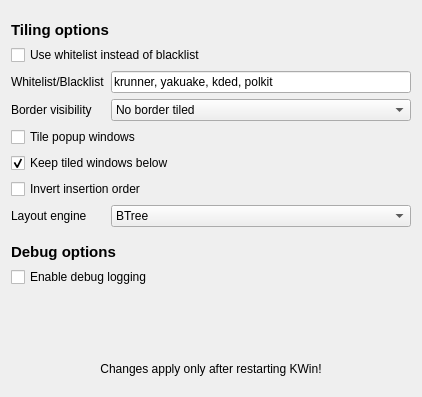
Before: the Qt Designer form res/config.ui in zeroxoneafour/polonium, drawn with Qt 5.
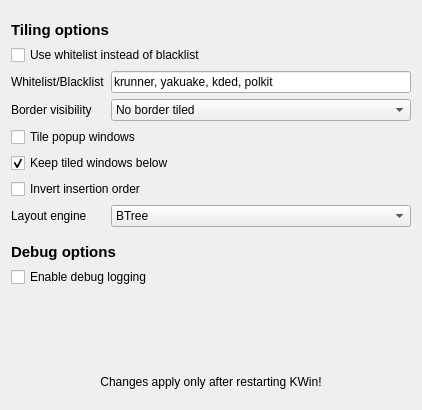
After: the same form once the commit is applied.

Commit message: add new options to engines

Diff of the .ui file:
```diff
--- a/res/config.ui
+++ b/res/config.ui
@@ -7,7 +7,7 @@
     <x>0</x>
     <y>0</y>
     <width>422</width>
-    <height>397</height>
+    <height>410</height>
    </rect>
   </property>
   <property name="windowTitle">
```
Left out of the diff: 12 changed lines with no effect on the pictures. The commit also changes 1 other file.
